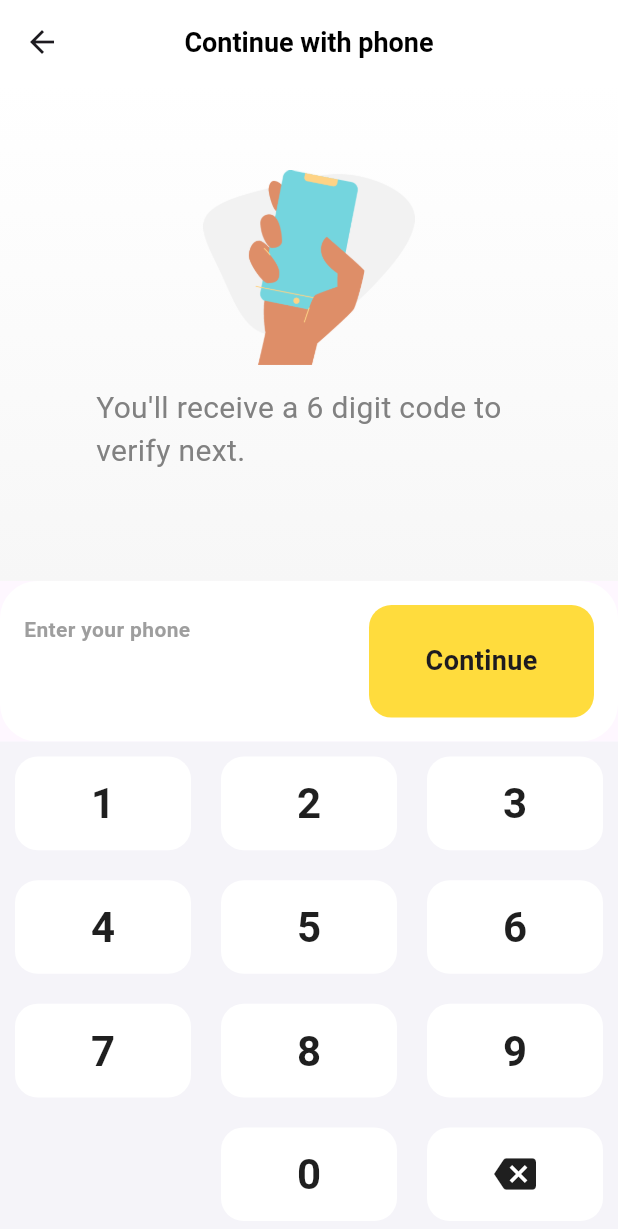
After one commit to MochamadLukyAdithia/authenticate-app, a Flutter app: the screen it shows after launch, after a tap on the "phone android" icon, on a phone screen of 412 x 824 dp. The commit adds this screen. Shown: the top 1229 px of the screen. Run offline on Flutter 3.47's test engine with Material 3 defaults, Android fonts, the phone set to English and light mode, and no system bars; our stand-ins replace cloud_firestore, firebase_auth, firebase_core; missing offline and left inert: dart:ffi; accounts and stored records are empty; network calls fail.

Commit message:
add phone auth

```diff
--- /dev/null
+++ b/lib/pages/auth/number/number.dart
@@ -0,0 +1,225 @@
+import 'package:firebase_auth/firebase_auth.dart';
+import 'package:flutter/material.dart';
+import 'done.dart';
+import 'numericpad.dart';
+
+class Number extends StatefulWidget {
+  const Number({super.key});
+
+  @override
+  State<Number> createState() => _NumberState();
+}
+
+class _NumberState extends State<Number> {
+  TextEditingController _codecontroller = new TextEditingController();
+  String phoneNumber = "", data = "";
+  final FirebaseAuth _auth = FirebaseAuth.instance;
+  String smscode = "";
+
+  _signInWithMobileNumber() async {
+    UserCredential _credential;
+    User user;
+    try {
+      await _auth.verifyPhoneNumber(
+          phoneNumber: '+62' + data.trim(),
+          verificationCompleted: (PhoneAuthCredential authCredential) async {
+            await _auth.signInWithCredential(authCredential).then((value) {
+              Navigator.push(
+                  context, MaterialPageRoute(builder: (context) => Done()));
+            });
+          },
+          verificationFailed: ((error) {
+            print(error);
+          }),
+          codeSent: (String verificationId, [int? forceResendingToken]) {
+            showDialog(
+                context: context,
+                barrierDismissible: false,
+                builder: (context) => AlertDialog(
+                      title: Text("Enter OTP"),
+                      content: Column(
+                        mainAxisSize: MainAxisSize.min,
+                        children: [
+                          TextField(
+                            controller: _codecontroller,
+                          )
+                        ],
+                      ),
+                      actions: [
+                        ElevatedButton(
+                            onPressed: () {
+                              FirebaseAuth auth = FirebaseAuth.instance;
+                              smscode = _codecontroller.text;
+                              PhoneAuthCredential _credential =
+                                  PhoneAuthProvider.credential(
+                                      verificationId: verificationId,
+                                      smsCode: smscode);
+                              auth
+                                  .signInWithCredential(_credential)
+                                  .then((result) {
+                                if (result != null) {
+                                  Navigator.pop(context);
+                                  Navigator.push(
+                                      context,
+                                      MaterialPageRoute(
+                                          builder: (context) => Done()));
+                                }
+                              }).catchError((e) {
+                                print(e);
+                              });
+                            },
+                            child: Text("Done"))
+                      ],
+                    ));
+          },
+          codeAutoRetrievalTimeout: (String verificationId) {
+            verificationId = verificationId;
+          },
+          timeout: Duration(seconds: 45));
+    } catch (e) {}
+  }
+
+  @override
+  Widget build(BuildContext context) {
+    return Scaffold(
+      resizeToAvoidBottomInset: false,
+      appBar: AppBar(
+        title: Text(
+          "Continue with phone",
+          style: TextStyle(
+            fontSize: 18,
+            fontWeight: FontWeight.bold,
+            color: Colors.black,
+          ),
+        ),
+        backgroundColor: Colors.white,
+        elevation: 0,
+        centerTitle: true,
+      ),
+      body: SafeArea(
+        child: Column(
+          children: <Widget>[
+            Expanded(
+              child: Container(
+                decoration: BoxDecoration(
+                  gradient: LinearGradient(
+                    begin: Alignment.topCenter,
+                    end: Alignment.bottomCenter,
+                    colors: [
+                      Color(0xFFFFFFFF),
+                      Color(0xFFF7F7F7),
+                    ],
+                  ),
+                ),
+                child: Column(
+                  mainAxisAlignment: MainAxisAlignment.center,
+                  children: <Widget>[
+                    SizedBox(
+                      height: 130,
+                      child: Image.asset('assets/images/holding-phone.png'),
+                    ),
+                    Padding(
+                      padding:
+                          EdgeInsets.symmetric(vertical: 14, horizontal: 64),
+                      child: Text(
+                        "You'll receive a 6 digit code to verify next.",
+                        style: TextStyle(
+                          fontSize: 20,
+                          color: Color(0xFF818181),
+                        ),
+                      ),
+                    ),
+                  ],
+                ),
+              ),
+            ),
+            Container(
+              height: MediaQuery.of(context).size.height * 0.13,
+              decoration: BoxDecoration(
+                color: Colors.white,
+                borderRadius: BorderRadius.all(
+                  Radius.circular(25),
+                ),
+              ),
+              child: Padding(
+                padding: EdgeInsets.all(16),
+                child: Row(
+                  children: <Widget>[
+                    Container(
+                      width: 230,
+                      child: Column(
+                        crossAxisAlignment: CrossAxisAlignment.start,
+                        mainAxisAlignment: MainAxisAlignment.center,
+                        children: <Widget>[
+                          Text(
+                            "Enter your phone",
+                            style: TextStyle(
+                              fontSize: 14,
+                              fontWeight: FontWeight.bold,
+                              color: Colors.grey,
+                            ),
+                          ),
+                          SizedBox(
+                            height: 8,
+                          ),
+                          Text(
+                            phoneNumber,
+                            style: TextStyle(
+                              fontSize: 24,
+                              fontWeight: FontWeight.bold,
+                            ),
+                          ),
+                        ],
+                      ),
+                    ),
+                    Expanded(
+                      child: GestureDetector(
+                        onTap: () {
+                          data = phoneNumber;
+                          phoneNumber = "";
+
+                          setState(() {});
+
+                          _signInWithMobileNumber();
+                        },
+                        child: Container(
+                          decoration: BoxDecoration(
+                            color: Color(0xFFFFDC3D),
+                            borderRadius: BorderRadius.all(
+                              Radius.circular(15),
+                            ),
+                          ),
+                          child: Center(
+                            child: Text(
+                              "Continue",
+                              style: TextStyle(
+                                fontSize: 18,
+                                fontWeight: FontWeight.bold,
+                              ),
+                            ),
+                          ),
+                        ),
+                      ),
+                    ),
+                  ],
+                ),
+              ),
+            ),
+            NumericPad(
+              onNumberSelected: (value) {
+                setState(() {
+                  if (value != -1) {
+                    phoneNumber = phoneNumber + value.toString();
+                  } else {
+                    phoneNumber =
+                        phoneNumber.substring(0, phoneNumber.length - 1);
+                  }
+                });
+              },
+            ),
+          ],
+        ),
+      ),
+    );
+  }
+}
--- /dev/null
+++ b/lib/pages/auth/number/numericpad.dart
@@ -0,0 +1,133 @@
+import 'package:flutter/material.dart';
+
+class NumericPad extends StatelessWidget {
+  final Function(int) onNumberSelected;
+
+  NumericPad({required this.onNumberSelected});
+
+  @override
+  Widget build(BuildContext context) {
+    return Container(
+      color: Color(0xFFF5F4F9),
+      child: Column(
+        crossAxisAlignment: CrossAxisAlignment.stretch,
+        mainAxisAlignment: MainAxisAlignment.spaceEvenly,
+        children: <Widget>[
+          Container(
+            height: MediaQuery.of(context).size.height * 0.10,
+            child: Row(
+              mainAxisAlignment: MainAxisAlignment.spaceEvenly,
+              crossAxisAlignment: CrossAxisAlignment.start,
+              children: <Widget>[
+                buildNumber(1),
+                buildNumber(2),
+                buildNumber(3),
+              ],
+            ),
+          ),
+          Container(
+            height: MediaQuery.of(context).size.height * 0.10,
+            child: Row(
+              mainAxisAlignment: MainAxisAlignment.spaceEvenly,
+              crossAxisAlignment: CrossAxisAlignment.start,
+              children: <Widget>[
+                buildNumber(4),
+                buildNumber(5),
+                buildNumber(6),
+              ],
+            ),
+          ),
+          Container(
+            height: MediaQuery.of(context).size.height * 0.10,
+            child: Row(
+              mainAxisAlignment: MainAxisAlignment.spaceEvenly,
+              crossAxisAlignment: CrossAxisAlignment.start,
+              children: <Widget>[
+                buildNumber(7),
+                buildNumber(8),
+                buildNumber(9),
+              ],
+            ),
+          ),
+          Container(
+            height: MediaQuery.of(context).size.height * 0.10,
+            child: Row(
+              mainAxisAlignment: MainAxisAlignment.spaceEvenly,
+              crossAxisAlignment: CrossAxisAlignment.start,
+              children: <Widget>[
+                buildEmptySpace(),
+                buildNumber(0),
+                buildBackspace(),
+              ],
+            ),
+          ),
+        ],
+      ),
+    );
+  }
+
+  Widget buildNumber(int number) {
+    return Expanded(
+      child: GestureDetector(
+        onTap: () {
+          onNumberSelected(number);
+        },
+        child: Padding(
+          padding: EdgeInsets.all(10),
+          child: Container(
+            decoration: BoxDecoration(
+              color: Colors.white,
+              borderRadius: BorderRadius.all(
+                Radius.circular(15),
+              ),
+            ),
+            child: Center(
+              child: Text(
+                number.toString(),
+                style: TextStyle(
+                  fontSize: 28,
+                  fontWeight: FontWeight.bold,
+                  color: Color(0xFF1F1F1F),
+                ),
+              ),
+            ),
+          ),
+        ),
+      ),
+    );
+  }
+
+  Widget buildBackspace() {
+    return Expanded(
+      child: GestureDetector(
+        onTap: () {
+          onNumberSelected(-1);
+        },
+        child: Padding(
+          padding: EdgeInsets.all(10),
+          child: Container(
+            decoration: BoxDecoration(
+              color: Colors.white,
+              borderRadius: BorderRadius.all(
+                Radius.circular(15),
+              ),
+            ),
+            child: Center(
+              child: Icon(
+                Icons.backspace,
+                size: 28,
+                color: Color(0xFF1F1F1F),
+              ),
+            ),
+          ),
+        ),
+      ),
+    );
+  }
+
+  Widget buildEmptySpace() {
+    return Expanded(
+      child: Container(),
+    );
+  }
+}
--- a/lib/pages/auth/tryslicingsignin.dart
+++ b/lib/pages/auth/tryslicingsignin.dart
@@ -2,6 +2,7 @@ import 'package:firebase_auth/firebase_auth.dart';
 import 'package:firebase_core/firebase_core.dart';
 import 'package:flutter/material.dart';
 import 'package:tuna_asis/pages/auth/forgotpassword.dart';
+import 'package:tuna_asis/pages/auth/number/number.dart';
 import 'package:tuna_asis/pages/auth/tryslicingsignup.dart';
 import 'package:tuna_asis/pages/home/home.dart';
 // import 'package:tuna_asis/services/authenticate.dart';
@@ -243,6 +244,24 @@ class _SlicingSigninState extends State<SlicingSignin> {
                         width: 45,
                         fit: BoxFit.cover,
                       ),
+                      SizedBox(
+                        width: 10,
+                      ),
+                      GestureDetector(
+                        onTap: () {
+                          Navigator.push(
+                            context,
+                            MaterialPageRoute(
+                              builder: (context) => Number(),
+                            ),
+                          );
+                        },
+                        child: Icon(
+                          Icons.phone_android,
+                          color: Colors.blueAccent,
+                          size: 45,
+                        ),
+                      )
                     ],
                   ),
                   SizedBox(
--- a/lib/services/database.dart
+++ b/lib/services/database.dart
@@ -1,5 +1,6 @@
 import 'package:cloud_firestore/cloud_firestore.dart';
 import 'package:firebase_auth/firebase_auth.dart';
+
 
 class Database {
   Future addUser(String userId, Map<String, dynamic> userInfoMap) {
--- a/pubspec.yaml
+++ b/pubspec.yaml
@@ -38,6 +38,7 @@ dependencies:
   firebase_core: ^3.10.0
   firebase_auth: ^5.4.0
   cloud_firestore: ^5.6.1
+  fluttertoast: ^8.2.10
 
 dev_dependencies:
   flutter_test:
```
Also changed, not shown: lib/pages/auth/number/done.dart (added, +17 -0 lines), lib/pages/home/home.dart (+65 -43 lines), assets/images/holding-phone.png (added), pubspec.lock.
